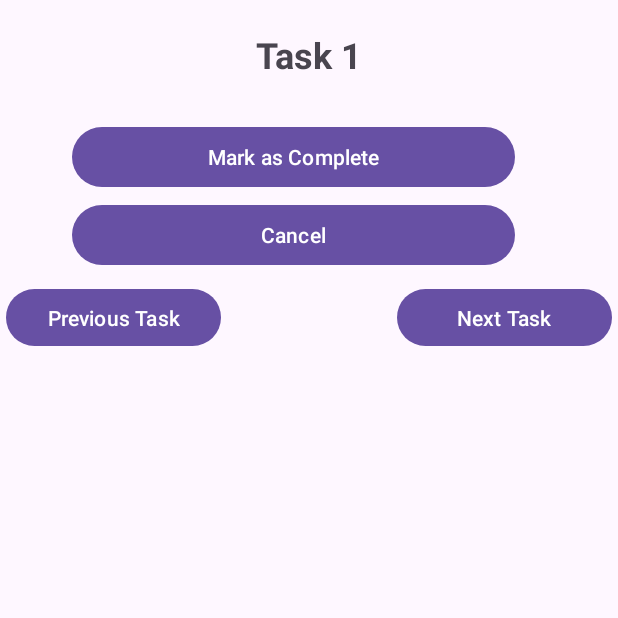
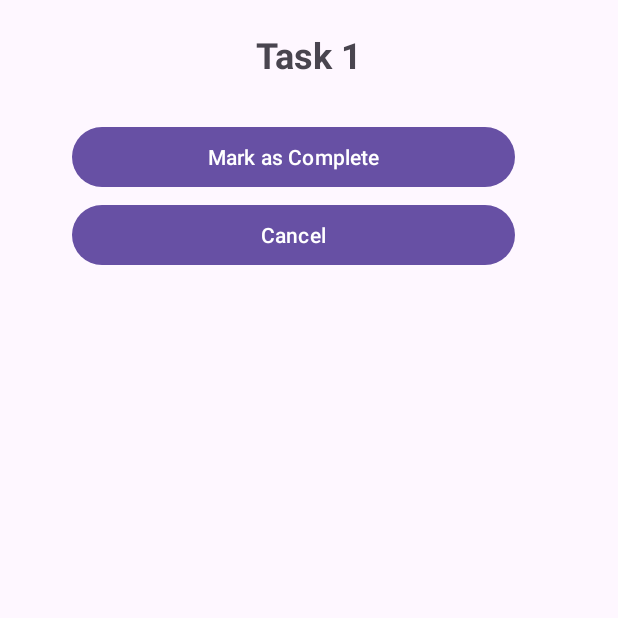
Before and after one commit to ColinMVan/To-Do-ListApp-UltraPro, an Android app: the task_detail screen opened directly, with no data from a screen before it, on a phone screen of 412 x 824 dp, the top half of it. Run offline under Robolectric (Android 15) with nearby library versions, the phone set to English and light mode, and no system bars.

Commit message:
excluded all the required information, like the about button, navigation buttons in the task detail, and the limit of tasks

```diff
--- a/app/src/main/java/com/example/to_do_listapp/task_detail.kt
+++ b/app/src/main/java/com/example/to_do_listapp/task_detail.kt
@@ -15,8 +15,8 @@ class task_detail : AppCompatActivity() {
     private lateinit var taskTextView: TextView
     private lateinit var markCompleteButton: Button
     private lateinit var cancelButton: Button
-    private lateinit var previousTaskButton: Button
-    private lateinit var nextTaskButton: Button
+//    private lateinit var previousTaskButton: Button
+//    private lateinit var nextTaskButton: Button
     private lateinit var tasks: List<String> // List to store tasks
 
     override fun onCreate(savedInstanceState: Bundle?) {
@@ -26,8 +26,8 @@ class task_detail : AppCompatActivity() {
         taskTextView = findViewById(R.id.taskNameTextView)
         markCompleteButton = findViewById(R.id.markCompleteButton)
         cancelButton = findViewById(R.id.cancelButton)
-        previousTaskButton = findViewById(R.id.previousTaskButton)
-        nextTaskButton = findViewById(R.id.nextTaskButton)
+//        previousTaskButton = findViewById(R.id.previousTaskButton)
+//        nextTaskButton = findViewById(R.id.nextTaskButton)
 
         // Simulating a list of tasks for navigation
 //        tasks = listOf("Task 1", "Task 2", "Task 3", "Task 4")
@@ -53,25 +53,25 @@ class task_detail : AppCompatActivity() {
         }
 
         // Previous Task button logic
-        previousTaskButton.setOnClickListener {
-            val currentTaskIndex = intent.getIntExtra("taskIndex", 0)
-            if (currentTaskIndex > 0) {
-                val previousTask = tasks[currentTaskIndex - 1]
-                taskTextView.text = previousTask
-                intent.putExtra("taskIndex", currentTaskIndex - 1)
-            }
-            indexToRemove -= 1
-        }
+//        previousTaskButton.setOnClickListener {
+//            val currentTaskIndex = intent.getIntExtra("taskIndex", 0)
+//            if (currentTaskIndex > 0) {
+//                val previousTask = tasks[currentTaskIndex - 1]
+//                taskTextView.text = previousTask
+//                intent.putExtra("taskIndex", currentTaskIndex - 1)
+//            }
+//            indexToRemove -= 1
+//        }
 
         // Next Task button logic
-        nextTaskButton.setOnClickListener {
-            val currentTaskIndex = intent.getIntExtra("taskIndex", 0)
-            if (currentTaskIndex < tasks.size - 1) {
-                val nextTask = tasks[currentTaskIndex + 1]
-                taskTextView.text = nextTask
-                intent.putExtra("taskIndex", currentTaskIndex + 1)
-            }
-            indexToRemove += 1
-        }
+//        nextTaskButton.setOnClickListener {
+//            val currentTaskIndex = intent.getIntExtra("taskIndex", 0)
+//            if (currentTaskIndex < tasks.size - 1) {
+//                val nextTask = tasks[currentTaskIndex + 1]
+//                taskTextView.text = nextTask
+//                intent.putExtra("taskIndex", currentTaskIndex + 1)
+//            }
+//            indexToRemove += 1
+//        }
     }
 }
--- a/app/src/main/res/layout/task_details.xml
+++ b/app/src/main/res/layout/task_details.xml
@@ -55,31 +55,31 @@
         app:layout_constraintTop_toBottomOf="@id/markCompleteButton"
         app:layout_constraintVertical_bias="0.0" />
 
-    <Button
-        android:id="@+id/previousTaskButton"
-        android:layout_width="143dp"
-        android:layout_height="46dp"
-        android:layout_marginStart="4dp"
-        android:layout_marginTop="8dp"
-        android:padding="8dp"
-        android:text="Previous Task"
-        app:layout_constraintBottom_toBottomOf="parent"
-        app:layout_constraintStart_toStartOf="parent"
-        app:layout_constraintTop_toBottomOf="@id/cancelButton"
-        app:layout_constraintVertical_bias="0.0" />
+<!--    <Button-->
+<!--        android:id="@+id/previousTaskButton"-->
+<!--        android:layout_width="143dp"-->
+<!--        android:layout_height="46dp"-->
+<!--        android:layout_marginStart="4dp"-->
+<!--        android:layout_marginTop="8dp"-->
+<!--        android:padding="8dp"-->
+<!--        android:text="Previous Task"-->
+<!--        app:layout_constraintBottom_toBottomOf="parent"-->
+<!--        app:layout_constraintStart_toStartOf="parent"-->
+<!--        app:layout_constraintTop_toBottomOf="@id/cancelButton"-->
+<!--        app:layout_constraintVertical_bias="0.0" />-->
 
-    <Button
-        android:id="@+id/nextTaskButton"
-        android:layout_width="143dp"
-        android:layout_height="46dp"
-        android:layout_marginTop="8dp"
-        android:layout_marginEnd="4dp"
-        android:padding="8dp"
-        android:text="Next Task"
-        app:layout_constraintBottom_toBottomOf="parent"
-        app:layout_constraintEnd_toEndOf="parent"
-        app:layout_constraintTop_toBottomOf="@id/cancelButton"
-        app:layout_constraintVertical_bias="0.0" />
+<!--    <Button-->
+<!--        android:id="@+id/nextTaskButton"-->
+<!--        android:layout_width="143dp"-->
+<!--        android:layout_height="46dp"-->
+<!--        android:layout_marginTop="8dp"-->
+<!--        android:layout_marginEnd="4dp"-->
+<!--        android:padding="8dp"-->
+<!--        android:text="Next Task"-->
+<!--        app:layout_constraintBottom_toBottomOf="parent"-->
+<!--        app:layout_constraintEnd_toEndOf="parent"-->
+<!--        app:layout_constraintTop_toBottomOf="@id/cancelButton"-->
+<!--        app:layout_constraintVertical_bias="0.0" />-->
 
 
 </androidx.constraintlayout.widget.ConstraintLayout>
```
Also changed, not shown: app/src/main/java/com/example/to_do_listapp/MainActivity.kt (+16 -17 lines), app/src/main/res/layout/activity_main.xml (+2 -11 lines).
